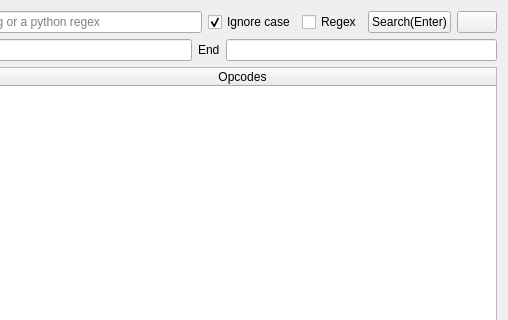
This is GUI/SearchOpcodeWidget.ui in korcankaraokcu/PINCE as Qt 5 draws it before an edit; both pictures show x 123 to 631 and y 0 to 320 of the 631 by 490 pixel window. The edited form follows.
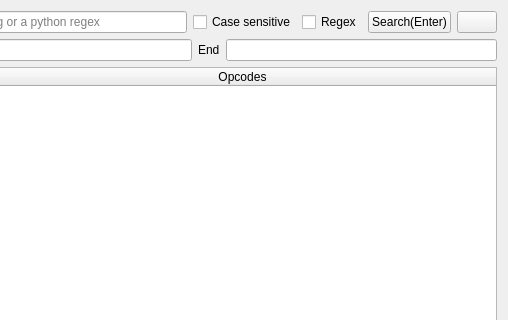
This is the edited form.

Commit message: Refactor ignore_case to case_sensitive for convenience

What changed in the file:
```diff
--- a/GUI/SearchOpcodeWidget.ui
+++ b/GUI/SearchOpcodeWidget.ui
@@ -36,10 +36,7 @@
         <string>Ignore case if checked</string>
        </property>
        <property name="text">
-        <string>Ignore case</string>
-       </property>
-       <property name="checked">
-        <bool>true</bool>
+        <string>Case sensitive</string>
        </property>
       </widget>
      </item>
```
Left out of the diff: 2 changed lines with no effect on the pictures. The commit also changes 12 other files.
